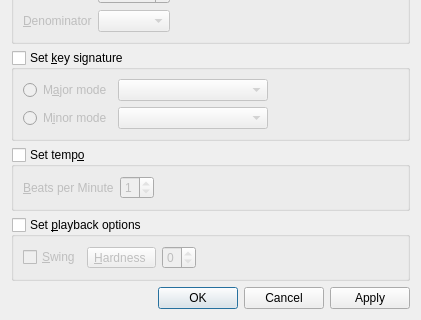
This is src/speedymidi/measurepropertiesdialog.ui in RobCZart82/Speed-MIDI-Editor as Qt 5 draws it before an edit; both pictures show x 0 to 421 and y 158 to 478 of the 421 by 478 pixel window. The edited form follows.
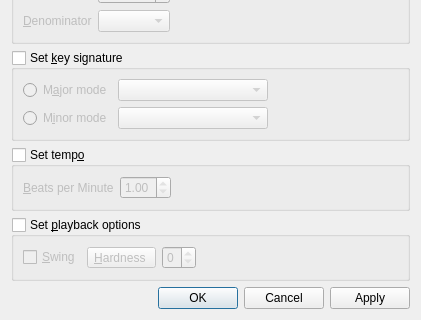
This is the edited form.

Patch:
```diff
--- a/src/speedymidi/measurepropertiesdialog.ui
+++ b/src/speedymidi/measurepropertiesdialog.ui
@@ -332,18 +332,18 @@
        </widget>
       </item>
       <item>
-       <widget class="QSpinBox" name="spinBoxBPM">
+       <widget class="QDoubleSpinBox" name="spinBoxBPM">
         <property name="minimum">
-         <number>1</number>
+         <double>1</double>
         </property>
         <property name="maximum">
-         <number>1</number>
+         <double>1</double>
         </property>
         <property name="singleStep">
          <number>5</number>
         </property>
         <property name="value">
-         <number>1</number>
+         <double>1</double>
         </property>
        </widget>
       </item>
```
Left out of the diff: 2 changed lines with no effect on the pictures.
